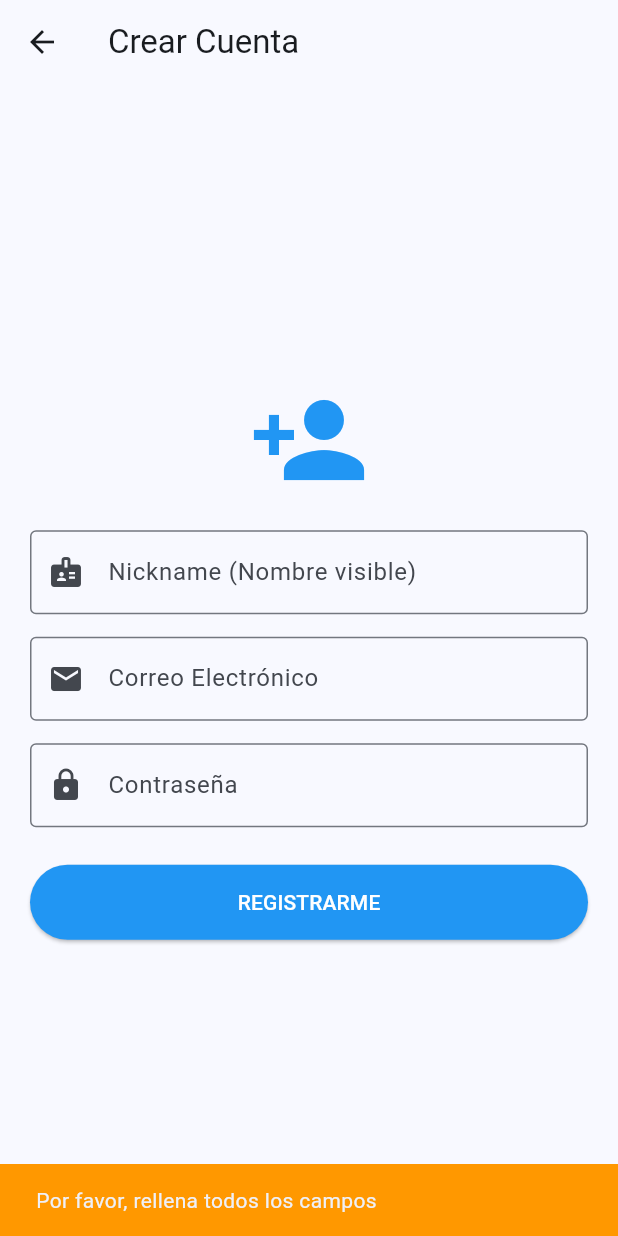
After one commit to JMCLABAS/running_league, a Flutter app: the RegisterScreen screen opened directly, after a tap on "REGISTRARME", on a phone screen of 412 x 824 dp. The commit adds this screen. Run offline on Flutter 3.47's test engine with Material 3 defaults, Android fonts, the phone set to English and light mode, and no system bars; our stand-ins replace firebase_auth, firebase_core, flutter_map, flutter_tts, geolocator, google_sign_in and 2 more; accounts and stored records are empty.

Commit message:
verificar correo

```diff
--- a/lib/login_screen.dart
+++ b/lib/login_screen.dart
@@ -1,7 +1,7 @@
 import 'package:flutter/material.dart';
 import 'package:firebase_auth/firebase_auth.dart';
 import 'package:google_sign_in/google_sign_in.dart';
-// import 'history_screen.dart'; // Ya no lo necesitamos aquí
+import 'register_screen.dart';
 
 class LoginScreen extends StatefulWidget {
   const LoginScreen({super.key});
@@ -11,56 +11,41 @@ class LoginScreen extends StatefulWidget {
 }
 
 class _LoginScreenState extends State<LoginScreen> {
-  // 1. Instancia CLÁSICA
+  // Instancia clásica para Google Sign In
   final GoogleSignIn _googleSignIn = GoogleSignIn();
 
   final _emailController = TextEditingController();
   final _passwordController = TextEditingController();
+
   bool _isLoading = false;
 
-  // --- LOGIN CON EMAIL ---
+  // --- LOGIN CON EMAIL (AHORA ESTRICTO) ---
   Future<void> _login() async {
     if (_emailController.text.trim().isEmpty || _passwordController.text.trim().isEmpty) {
       _showMessage("Por favor, escribe email y contraseña", color: Colors.orange);
       return;
     }
+
     setState(() => _isLoading = true);
     try {
-      await FirebaseAuth.instance.signInWithEmailAndPassword(
+      // 1. Intentamos entrar
+      UserCredential userCredential = await FirebaseAuth.instance.signInWithEmailAndPassword(
         email: _emailController.text.trim(),
         password: _passwordController.text.trim(),
       );
 
-      // --- CORRECCIÓN: NAVEGACIÓN AUTOMÁTICA ---
-      if (mounted) {
-        // Esto cierra la pantalla de login y deja ver el Mapa que hay debajo
-        Navigator.of(context).popUntil((route) => route.isFirst);
+      // 2. SEGURIDAD: ¿Tiene el correo verificado?
+      if (!userCredential.user!.emailVerified) {
+        // SI NO LO TIENE:
+        await FirebaseAuth.instance.signOut(); // Le echamos fuera
+
+        _showMessage("⛔ Debes verificar tu correo para entrar. Revisa tu bandeja de entrada.", color: Colors.red);
+
+        // Cortamos aquí para que NO pase al mapa
+        return;
       }
 
-    } on FirebaseAuthException catch (e) {
-      _handleFirebaseError(e);
-    } catch (e) {
-       _showMessage("Error: $e");
-    } finally {
-      if (mounted) setState(() => _isLoading = false);
-    }
-  }
-
-  // --- REGISTRO CON EMAIL ---
-  Future<void> _register() async {
-    if (_emailController.text.trim().isEmpty || _passwordController.text.trim().isEmpty) {
-      _showMessage("Rellena los campos para registrarte", color: Colors.orange);
-      return;
-    }
-    setState(() => _isLoading = true);
-    try {
-      await FirebaseAuth.instance.createUserWithEmailAndPassword(
-        email: _emailController.text.trim(),
-        password: _passwordController.text.trim(),
-      );
-      _showMessage("¡Cuenta creada!", color: Colors.green);
-
-      // --- CORRECCIÓN: NAVEGACIÓN AUTOMÁTICA ---
+      // 3. Si llega aquí, es que está verificado -> PASAR
       if (mounted) {
         Navigator.of(context).popUntil((route) => route.isFirst);
       }
@@ -75,18 +60,16 @@ class _LoginScreenState extends State<LoginScreen> {
   }
 
   // --- LOGIN CON GOOGLE ---
+  // (Google ya verifica los correos, así que aquí no hace falta bloquear)
   Future<void> _signInWithGoogle() async {
     setState(() => _isLoading = true);
     try {
       final GoogleSignInAccount? googleUser = await _googleSignIn.signIn();
-
       if (googleUser == null) {
         setState(() => _isLoading = false);
         return;
       }
-
       final GoogleSignInAuthentication googleAuth = await googleUser.authentication;
-
       final credential = GoogleAuthProvider.credential(
         accessToken: googleAuth.accessToken,
         idToken: googleAuth.idToken,
@@ -95,7 +78,6 @@ class _LoginScreenState extends State<LoginScreen> {
       await FirebaseAuth.instance.signInWithCredential(credential);
       _showMessage("¡Conectado con Google!", color: Colors.green);
 
-      // --- CORRECCIÓN: NAVEGACIÓN AUTOMÁTICA ---
       if (mounted) {
         Navigator.of(context).popUntil((route) => route.isFirst);
       }
@@ -107,12 +89,19 @@ class _LoginScreenState extends State<LoginScreen> {
     }
   }
 
+  // --- NAVEGAR AL REGISTRO ---
+  void _goToRegister() {
+    Navigator.push(
+      context,
+      MaterialPageRoute(builder: (context) => const RegisterScreen()),
+    );
+  }
+
   void _handleFirebaseError(FirebaseAuthException e) {
     String msg = "Error desconocido";
-    if (e.code == 'user-not-found') msg = "Usuario no encontrado";
+    if (e.code == 'user-not-found' || e.code == 'invalid-credential') msg = "Usuario o contraseña incorrectos";
     else if (e.code == 'wrong-password') msg = "Contraseña incorrecta";
-    else if (e.code == 'email-already-in-use') msg = "Email ya registrado";
-    else if (e.code == 'invalid-credential') msg = "Credenciales inválidas";
+    else if (e.code == 'too-many-requests') msg = "Demasiados intentos. Espera un poco.";
     _showMessage(msg);
   }
 
@@ -136,25 +125,32 @@ class _LoginScreenState extends State<LoginScreen> {
               children: [
                 const Icon(Icons.directions_run, size: 80, color: Colors.blue),
                 const SizedBox(height: 20),
+
                 TextField(
                   controller: _emailController,
                   decoration: const InputDecoration(labelText: "Email", border: OutlineInputBorder(), prefixIcon: Icon(Icons.email)),
                   keyboardType: TextInputType.emailAddress,
                 ),
                 const SizedBox(height: 15),
+
                 TextField(
                   controller: _passwordController,
                   decoration: const InputDecoration(labelText: "Contraseña", border: OutlineInputBorder(), prefixIcon: Icon(Icons.lock)),
                   obscureText: true,
                 ),
                 const SizedBox(height: 25),
+
                 if (_isLoading)
                   const CircularProgressIndicator()
                 else
                   Column(
                     children: [
                       SizedBox(width: double.infinity, child: ElevatedButton(onPressed: _login, child: const Text("INICIAR SESIÓN"))),
-                      TextButton(onPressed: _register, child: const Text("¿No tienes cuenta? Regístrate aquí")),
+                      const SizedBox(height: 15),
+                      TextButton(
+                        onPressed: _goToRegister,
+                        child: const Text("¿Nuevo aquí? Crea una cuenta"),
+                      ),
                       const Divider(),
                       const SizedBox(height: 10),
                       SizedBox(
--- a/lib/main.dart
+++ b/lib/main.dart
@@ -7,9 +7,8 @@ import 'package:flutter/foundation.dart';
 import 'package:intl/date_symbol_data_local.dart';
 import 'package:flutter_tts/flutter_tts.dart';
 import 'package:firebase_core/firebase_core.dart';
-import 'package:firebase_auth/firebase_auth.dart'; // <--- NECESARIO PARA GUARDAR EL ID
+import 'package:firebase_auth/firebase_auth.dart';
 
-// Tus otras pantallas
 import 'db_helper.dart';
 import 'history_screen.dart';
 import 'login_screen.dart';
@@ -33,22 +32,38 @@ class RunningLeagueApp extends StatelessWidget {
         colorScheme: ColorScheme.fromSeed(seedColor: Colors.blue),
         useMaterial3: true,
       ),
-      // El "Portero": Verifica si hay usuario logueado
+      // --- PORTERO AUTOMÁTICO MEJORADO ---
       home: StreamBuilder<User?>(
         stream: FirebaseAuth.instance.authStateChanges(),
         builder: (context, snapshot) {
           if (snapshot.connectionState == ConnectionState.waiting) {
             return const Scaffold(body: Center(child: CircularProgressIndicator()));
           }
+
+          // Si hay usuario logueado...
           if (snapshot.hasData) {
-            return const MapScreen();
+            final user = snapshot.data!;
+
+            // ... Y ADEMÁS tiene el correo verificado: Pasamos al Mapa
+            if (user.emailVerified) {
+               return const MapScreen();
+            }
+            // Si está logueado pero NO verificado, no le dejamos pasar.
+            // Se quedará viendo el LoginScreen (y tu lógica del Login le mostrará el error rojo)
           }
+
+          // Si no hay usuario o no está verificado, mostramos Login
           return const LoginScreen();
         },
       ),
     );
   }
 }
+
+// --------------------------------------------------------
+// A PARTIR DE AQUÍ EL RESTO ES IGUAL (MapScreen, etc...)
+// Solo asegúrate de no borrar la clase MapScreen que tienes debajo
+// --------------------------------------------------------
 
 class MapScreen extends StatefulWidget {
   const MapScreen({super.key});
@@ -61,17 +76,14 @@ class _MapScreenState extends State<MapScreen> {
   final MapController _mapController = MapController();
   final FlutterTts _flutterTts = FlutterTts();
 
-  // --- CONTROL DE VOZ ---
   bool _voiceEnabled = true;
 
-  // --- DATOS BÁSICOS ---
   final List<LatLng> _routePoints = [];
   LatLng? _currentPosition;
   double _totalDistance = 0.0;
   final Stopwatch _stopwatch = Stopwatch();
   Duration _duration = Duration.zero;
 
-  // --- ESTADÍSTICAS AVANZADAS ---
   final List<({double dist, Duration time})> _history = [];
 
   Duration? _bestRolling1k;
@@ -80,7 +92,6 @@ class _MapScreenState extends State<MapScreen> {
   List<Duration> _kmSplits = [];
   Duration _lastSplitTime = Duration.zero;
 
-  // --- HERRAMIENTAS ---
   StreamSubscription<Position>? _positionStream;
   Timer? _timer;
   final Distance _distanceCalculator = const Distance();
@@ -108,7 +119,6 @@ class _MapScreenState extends State<MapScreen> {
     }
   }
 
-  // --- MATEMÁTICAS ---
   String _calcularRitmo(Duration duracion, double distanciaEnMetros) {
     if (distanciaEnMetros <= 0) return "0:00";
     double distanciaEnKm = distanciaEnMetros / 1000;
@@ -138,7 +148,6 @@ class _MapScreenState extends State<MapScreen> {
     return texto;
   }
 
-  // --- EMPEZAR ---
   Future<void> _startTracking() async {
     bool serviceEnabled = await Geolocator.isLocationServiceEnabled();
     if (!serviceEnabled) return;
@@ -210,7 +219,6 @@ class _MapScreenState extends State<MapScreen> {
         _currentPosition = newPoint;
         _routePoints.add(newPoint);
 
-        // --- LÓGICA ESTADÍSTICAS ---
         _history.add((dist: _totalDistance, time: _stopwatch.elapsed));
 
         if (_totalDistance >= 1000) {
@@ -230,7 +238,6 @@ class _MapScreenState extends State<MapScreen> {
             }
         }
 
-        // --- SPLITS Y VOZ ---
         int currentKmIndex = _totalDistance ~/ 1000;
         if (currentKmIndex > _kmSplits.length) {
           Duration tiempoDeEsteKm = _stopwatch.elapsed - _lastSplitTime;
@@ -250,7 +257,6 @@ class _MapScreenState extends State<MapScreen> {
     });
   }
 
-  // --- PARAR ---
   void _stopTracking() {
     _positionStream?.cancel();
     _timer?.cancel();
@@ -334,10 +340,9 @@ class _MapScreenState extends State<MapScreen> {
                child: const Text('DESCARTAR', style: TextStyle(color: Colors.grey)),
             ),
 
-            // --- BOTÓN DE GUARDAR MODIFICADO ---
             ElevatedButton(
               onPressed: () async {
-                // 1. OBTENEMOS EL USUARIO (Esta es la parte que te faltaba)
+                // 1. OBTENEMOS EL USUARIO
                 final user = FirebaseAuth.instance.currentUser;
 
                 if (user == null) {
@@ -348,7 +353,7 @@ class _MapScreenState extends State<MapScreen> {
                 }
 
                 Map<String, dynamic> carreraParaGuardar = {
-                  'userId': user.uid, // <--- AHORA SÍ FUNCIONA
+                  'userId': user.uid,
                   'date': DateTime.now().toIso8601String(),
                   'duration': _duration.inSeconds,
                   'distance': _totalDistance,
--- /dev/null
+++ b/lib/register_screen.dart
@@ -0,0 +1,149 @@
+import 'package:flutter/material.dart';
+import 'package:firebase_auth/firebase_auth.dart';
+
+class RegisterScreen extends StatefulWidget {
+  const RegisterScreen({super.key});
+
+  @override
+  State<RegisterScreen> createState() => _RegisterScreenState();
+}
+
+class _RegisterScreenState extends State<RegisterScreen> {
+  // Controladores
+  final _nicknameController = TextEditingController(); // <--- NUEVO
+  final _emailController = TextEditingController();
+  final _passwordController = TextEditingController();
+
+  bool _isLoading = false;
+
+  Future<void> _register() async {
+    // 1. Validaciones básicas
+    if (_nicknameController.text.trim().isEmpty ||
+        _emailController.text.trim().isEmpty ||
+        _passwordController.text.trim().isEmpty) {
+      _showMessage("Por favor, rellena todos los campos", color: Colors.orange);
+      return;
+    }
+
+    setState(() => _isLoading = true);
+    try {
+      // 2. Crear el usuario en Firebase Authentication
+      UserCredential userCredential = await FirebaseAuth.instance.createUserWithEmailAndPassword(
+        email: _emailController.text.trim(),
+        password: _passwordController.text.trim(),
+      );
+
+      // 3. Guardar el Nickname (DisplayName) en el perfil del usuario
+      if (userCredential.user != null) {
+        await userCredential.user!.updateDisplayName(_nicknameController.text.trim());
+        await userCredential.user!.reload(); // Recargar para asegurar que se guarda
+
+        // 4. Enviar correo de verificación
+        await userCredential.user!.sendEmailVerification();
+      }
+
+      // 5. Mensaje de éxito y volver al Login
+      if (mounted) {
+        ScaffoldMessenger.of(context).showSnackBar(
+          const SnackBar(
+            content: Text("✅ Cuenta creada. ¡Revisa tu correo para verificarla!"),
+            backgroundColor: Colors.green,
+            duration: Duration(seconds: 4),
+          ),
+        );
+        // Volvemos atrás (al Login) para que entre con sus datos
+        Navigator.of(context).pop();
+      }
+
+    } on FirebaseAuthException catch (e) {
+      String msg = "Error al registrar";
+      if (e.code == 'email-already-in-use') msg = "El correo ya está registrado";
+      else if (e.code == 'weak-password') msg = "La contraseña es muy débil (mín 6 caracteres)";
+      else if (e.code == 'invalid-email') msg = "El formato del correo no es válido";
+      _showMessage(msg);
+    } catch (e) {
+       _showMessage("Error: $e");
+    } finally {
+      if (mounted) setState(() => _isLoading = false);
+    }
+  }
+
+  void _showMessage(String msg, {Color color = Colors.red}) {
+    if (!mounted) return;
+    ScaffoldMessenger.of(context).showSnackBar(
+      SnackBar(content: Text(msg), backgroundColor: color),
+    );
+  }
+
+  @override
+  Widget build(BuildContext context) {
+    return Scaffold(
+      appBar: AppBar(title: const Text("Crear Cuenta")),
+      body: Center(
+        child: SingleChildScrollView(
+          child: Padding(
+            padding: const EdgeInsets.all(20.0),
+            child: Column(
+              children: [
+                const Icon(Icons.person_add, size: 80, color: Colors.blue),
+                const SizedBox(height: 20),
+
+                // --- CAMPO NICKNAME ---
+                TextField(
+                  controller: _nicknameController,
+                  decoration: const InputDecoration(
+                    labelText: "Nickname (Nombre visible)",
+                    border: OutlineInputBorder(),
+                    prefixIcon: Icon(Icons.badge),
+                  ),
+                  textCapitalization: TextCapitalization.sentences,
+                ),
+                const SizedBox(height: 15),
+
+                // CAMPO EMAIL
+                TextField(
+                  controller: _emailController,
+                  decoration: const InputDecoration(
+                    labelText: "Correo Electrónico",
+                    border: OutlineInputBorder(),
+                    prefixIcon: Icon(Icons.email),
+                  ),
+                  keyboardType: TextInputType.emailAddress,
+                ),
+                const SizedBox(height: 15),
+
+                // CAMPO CONTRASEÑA
+                TextField(
+                  controller: _passwordController,
+                  decoration: const InputDecoration(
+                    labelText: "Contraseña",
+                    border: OutlineInputBorder(),
+                    prefixIcon: Icon(Icons.lock),
+                  ),
+                  obscureText: true,
+                ),
+                const SizedBox(height: 25),
+
+                if (_isLoading)
+                  const CircularProgressIndicator()
+                else
+                  SizedBox(
+                    width: double.infinity,
+                    child: ElevatedButton(
+                      onPressed: _register,
+                      style: ElevatedButton.styleFrom(
+                        padding: const EdgeInsets.symmetric(vertical: 15),
+                        backgroundColor: Colors.blue,
+                        foregroundColor: Colors.white,
+                      ),
+                      child: const Text("REGISTRARME"),
+                    ),
+                  ),
+              ],
+            ),
+          ),
+        ),
+      ),
+    );
+  }
+}
```
